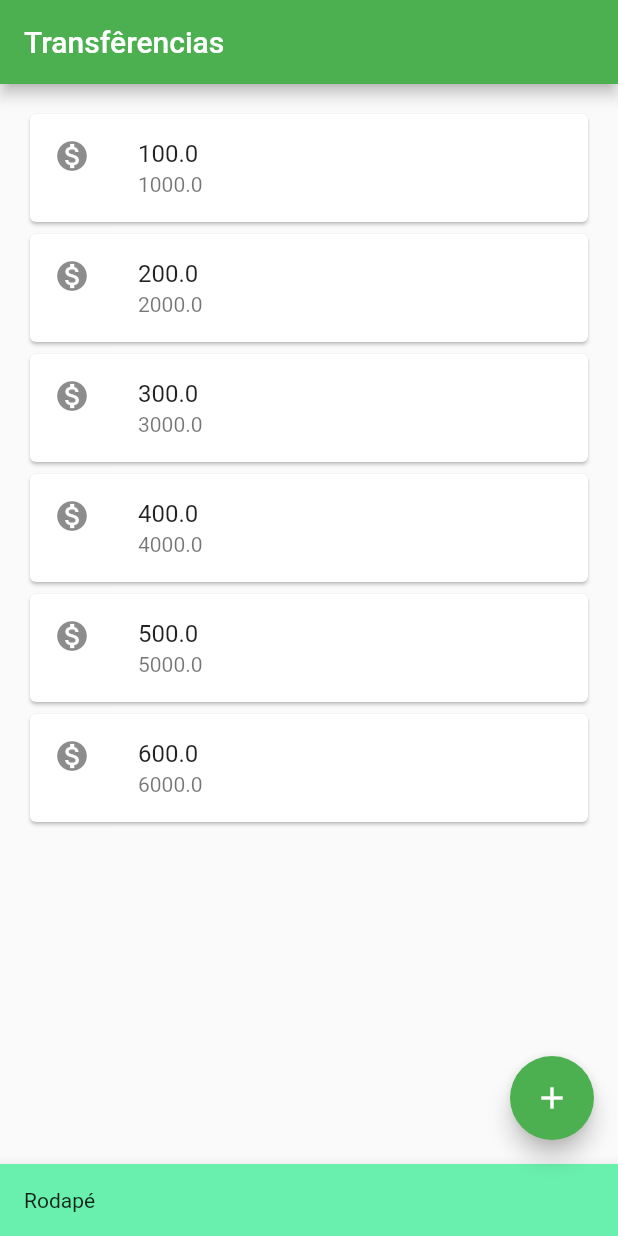
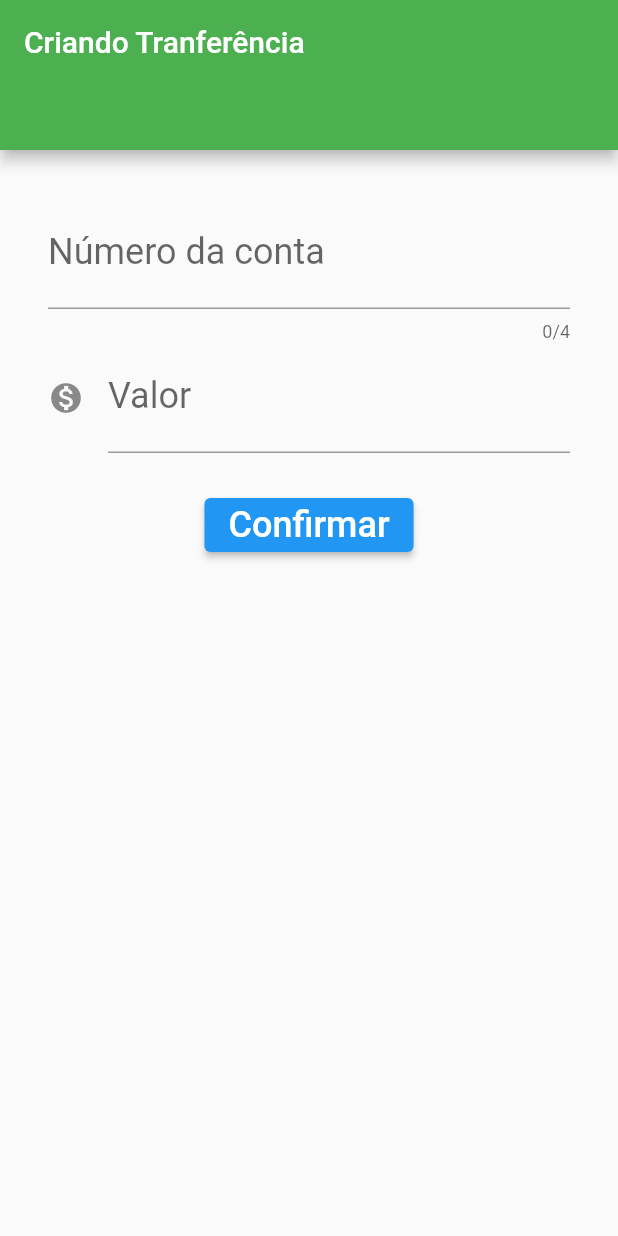
Before and after one commit to petersongit/bytebank, a Flutter app: the screen it shows after launch, on a phone screen of 412 x 824 dp. Run offline on Flutter 3.47's test engine with Material 2 defaults, Android fonts, the phone set to English and light mode, and no system bars; missing offline and left inert: dart:html.

Commit message:
Criado a tela de cadsatro de transferencia

```diff
--- a/lib/ListaTransferencia.dart
+++ /dev/null
@@ -1,22 +0,0 @@
-import 'package:flutter/material.dart';
-
-import 'ItemTransferencia.dart';
-
-class ListaTranferencia extends StatelessWidget {
-  const ListaTranferencia({Key key}) : super(key: key);
-
-  @override
-  Widget build(BuildContext context) {
-    return Padding(
-      padding: EdgeInsets.all(16),
-      child: Column(children: [
-        ItemTransferencia(100.0, 1000),
-        ItemTransferencia(200.0, 2000),
-        ItemTransferencia(300.0, 3000),
-        ItemTransferencia(400.0, 4000),
-        ItemTransferencia(500.0, 5000),
-        ItemTransferencia(600.0, 6000)
-      ]),
-    );
-  }
-}
--- a/lib/main.dart
+++ b/lib/main.dart
@@ -2,32 +2,23 @@ import 'dart:html';
 
 import 'package:flutter/cupertino.dart';
 import 'package:flutter/material.dart';
+import 'tela/listaTransferencia/ListaTransferencia.dart';
 
-import 'ListaTransferencia.dart';
+import 'tela/formularioTransferencia/FormularioTransferencia.dart';
+
 
 void main() {
-  runApp(MaterialApp(
-    home: Scaffold(
-      appBar: AppBar(
-        backgroundColor: Colors.green,
-        title: Text("Transfêrencias"),
-      ),
-      floatingActionButton: FloatingActionButton(
-        child: Icon(Icons.add),
-        backgroundColor: Colors.green,
-      ),
-      body: ListaTranferencia(),
-      bottomNavigationBar: BottomAppBar(
-        color: Colors.greenAccent,
-        child: Padding(
-          padding: EdgeInsets.all(16),
-          child: Row(
-            children: [
-              Text("Rodapé"),
-            ],
-          ),
-        ),
-      ),
-    ),
-  ));
+  runApp(ByteBank());
 }
+
+class ByteBank extends StatelessWidget {
+  const ByteBank({Key key}) : super(key: key);
+
+  @override
+  Widget build(BuildContext context) {
+    return MaterialApp(
+      //home: ListaTransferencia(),
+      home: FormularioTransferencia(),
+    );
+  }
+}
--- /dev/null
+++ b/lib/tela/formularioTransferencia/AppBarListaFormulario.dart
@@ -0,0 +1,16 @@
+import 'package:flutter/material.dart';
+
+class AppBarListaFormulario extends StatelessWidget implements PreferredSizeWidget {
+  const AppBarListaFormulario({Key key}) : super(key: key);
+
+  @override
+  Widget build(BuildContext context) {
+    return AppBar(
+      title: Text('Criando Tranferência'),
+      backgroundColor: Colors.green,
+    );
+  }
+
+  @override
+  Size get preferredSize =>Size.fromHeight(100);
+}
--- /dev/null
+++ b/lib/tela/formularioTransferencia/FormularioTransferencia.dart
@@ -0,0 +1,48 @@
+import 'package:flutter/material.dart';
+import 'AppBarListaFormulario.dart';
+
+class FormularioTransferencia extends StatelessWidget {
+  const FormularioTransferencia({Key key}) : super(key: key);
+
+  @override
+  Widget build(BuildContext context) {
+    return Scaffold(
+      appBar: AppBarListaFormulario(),
+      body: Container(
+        padding: EdgeInsets.all(32),
+        child: Column(
+          children: [
+            TextField(
+              keyboardType: TextInputType.number,
+              style: TextStyle(fontSize: 24),
+              decoration: InputDecoration(
+                  labelText: 'Número da conta', hintText: '0000'),
+              maxLength: 4,
+            ),
+            TextField(
+              keyboardType: TextInputType.number,
+              style: TextStyle(fontSize: 24),
+              decoration: InputDecoration(
+                  labelText: 'Valor',
+                  hintText: 'Valor',
+                  icon: Icon(Icons.monetization_on)),
+            ),
+            Padding(
+              padding: const EdgeInsets.all(24),
+              child: Center(
+                child: ElevatedButton(
+                  style: ElevatedButton.styleFrom(primary: Colors.blue),
+                  child: Text(
+                    'Confirmar',
+                    style: TextStyle(fontSize: 24),
+                  ),
+                  onPressed: () {},
+                ),
+              ),
+            )
+          ],
+        ),
+      ),
+    );
+  }
+}
```
Also changed, not shown: lib/tela/listaTransferencia/AppBarListaTransferencia.dart (added, +17 -0 lines), lib/tela/listaTransferencia/ListaTransferencia.dart (added, +30 -0 lines), lib/tela/listaTransferencia/ListaTransferenciaFloatingActionButton.dart (added, +13 -0 lines), lib/tela/listaTransferencia/RodapeListaTransferencia.dart (added, +24 -0 lines), lib/tela/listaTransferencia/ItemTransferencia.dart (renamed from lib/ItemTransferencia.dart).
